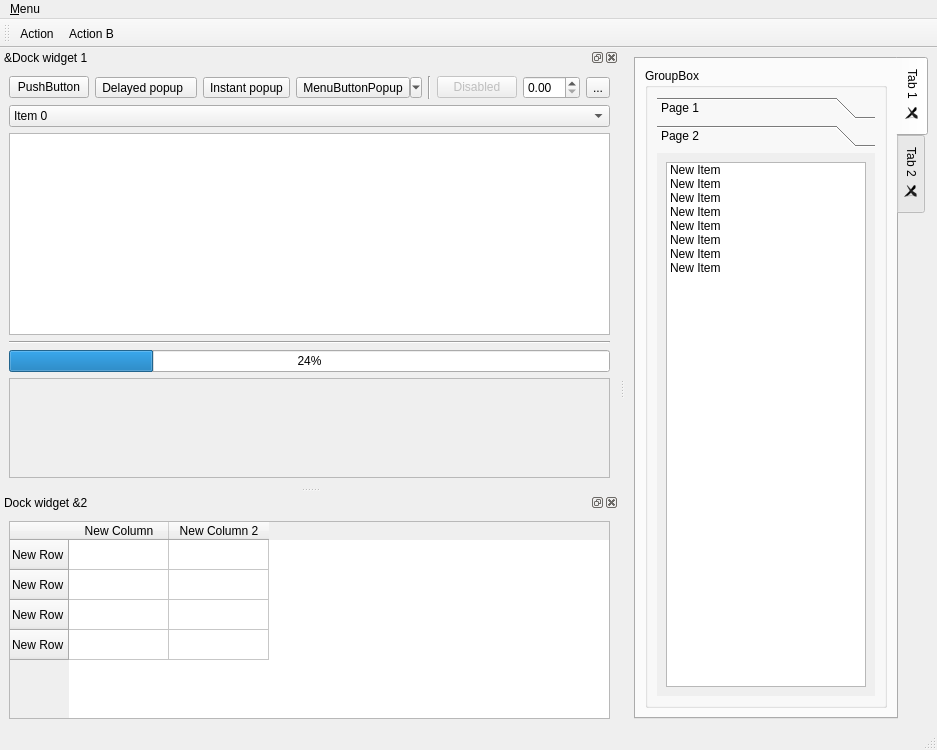
This is example/ui/example.ui in ColinDuquesnoy/QDarkStyleSheet as Qt 5 draws it before an edit. The edited form follows.
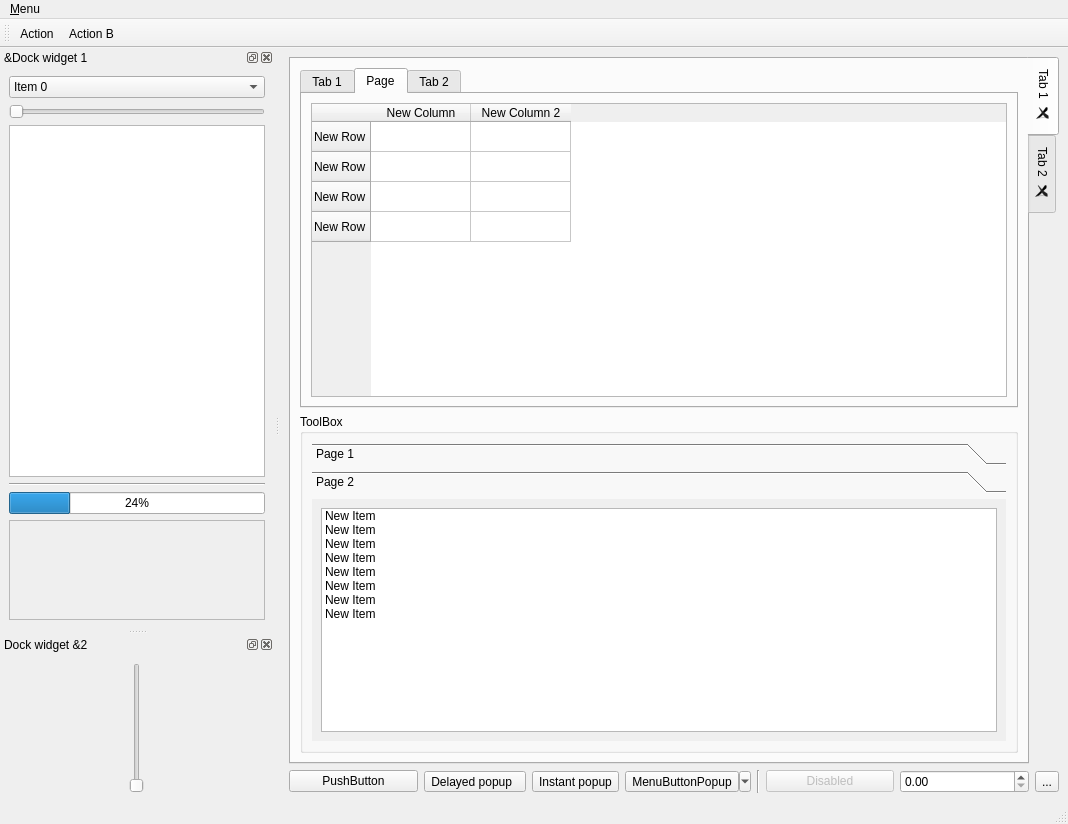
This is the edited form. The open tabs and pages were chosen to show the change.

Patch:
```diff
--- a/example/ui/example.ui
+++ b/example/ui/example.ui
@@ -6,22 +6,22 @@
    <rect>
     <x>0</x>
     <y>0</y>
-    <width>937</width>
-    <height>750</height>
+    <width>1068</width>
+    <height>824</height>
    </rect>
   </property>
   <property name="windowTitle">
    <string>MainWindow</string>
   </property>
   <widget class="QWidget" name="centralwidget">
-   <layout class="QHBoxLayout" name="horizontalLayout_2">
+   <layout class="QVBoxLayout" name="verticalLayout_5">
     <item>
      <widget class="QTabWidget" name="tabWidget">
       <property name="tabPosition">
        <enum>QTabWidget::East</enum>
       </property>
       <property name="currentIndex">
-       <number>1</number>
+       <number>0</number>
       </property>
       <property name="tabsClosable">
        <bool>true</bool>
@@ -31,10 +31,10 @@
         <string>Tab 1</string>
        </attribute>
        <layout class="QGridLayout" name="gridLayout">
-        <item row="0" column="0">
+        <item row="1" column="0">
          <widget class="QGroupBox" name="groupBox">
           <property name="title">
-           <string>GroupBox</string>
+           <string>ToolBox</string>
           </property>
           <layout class="QVBoxLayout" name="verticalLayout_3">
            <item>
@@ -47,8 +47,8 @@
                <rect>
                 <x>0</x>
                 <y>0</y>
-                <width>96</width>
-                <height>43</height>
+                <width>718</width>
+                <height>227</height>
                </rect>
               </property>
               <attribute name="label">
@@ -65,8 +65,8 @@
                <rect>
                 <x>0</x>
                 <y>0</y>
-                <width>168</width>
-                <height>531</height>
+                <width>718</width>
+                <height>227</height>
                </rect>
               </property>
               <attribute name="label">
@@ -124,6 +124,65 @@
           </layout>
          </widget>
         </item>
+        <item row="0" column="0">
+         <widget class="QTabWidget" name="tabWidget_2">
+          <property name="currentIndex">
+           <number>1</number>
+          </property>
+          <widget class="QWidget" name="tab_3">
+           <attribute name="title">
+            <string>Tab 1</string>
+           </attribute>
+           <layout class="QGridLayout" name="gridLayout_6"/>
+          </widget>
+          <widget class="QWidget" name="tab_5">
+           <attribute name="title">
+            <string>Page</string>
+           </attribute>
+           <layout class="QGridLayout" name="gridLayout_7">
+            <item row="0" column="0">
+             <widget class="QTableWidget" name="tableWidget">
+              <row>
+               <property name="text">
+                <string>New Row</string>
+               </property>
+              </row>
+              <row>
+               <property name="text">
+                <string>New Row</string>
+               </property>
+              </row>
+              <row>
+               <property name="text">
+                <string>New Row</string>
+               </property>
+              </row>
+              <row>
+               <property name="text">
+                <string>New Row</string>
+               </property>
+              </row>
+              <column>
+               <property name="text">
+                <string>New Column</string>
+               </property>
+              </column>
+              <column>
+               <property name="text">
+                <string>New Column 2</string>
+               </property>
+              </column>
+             </widget>
+            </item>
+           </layout>
+          </widget>
+          <widget class="QWidget" name="tab_4">
+           <attribute name="title">
+            <string>Tab 2</string>
+           </attribute>
+          </widget>
+         </widget>
+        </item>
        </layout>
       </widget>
       <widget class="QWidget" name="tab_2">
@@ -194,43 +253,6 @@
       </widget>
      </widget>
     </item>
-   </layout>
-  </widget>
-  <widget class="QMenuBar" name="menubar">
-   <property name="geometry">
-    <rect>
-     <x>0</x>
-     <y>0</y>
-     <width>937</width>
-     <height>29</height>
-    </rect>
-   </property>
-   <widget class="QMenu" name="menuMenu">
-    <property name="title">
-     <string>&amp;Menu</string>
-    </property>
-    <widget class="QMenu" name="menuSubmenu_2">
-     <property name="title">
-      <string>&amp;Submenu 2</string>
-     </property>
-     <addaction name="actionSub_menu"/>
-     <addaction name="actionAction_C"/>
-    </widget>
-    <addaction name="actionAction"/>
-    <addaction name="menuSubmenu_2"/>
-   </widget>
-   <addaction name="menuMenu"/>
-  </widget>
-  <widget class="QStatusBar" name="statusbar"/>
-  <widget class="QDockWidget" name="dockWidget1">
-   <property name="windowTitle">
-    <string>&amp;Dock widget 1</string>
-   </property>
-   <attribute name="dockWidgetArea">
-    <number>1</number>
-   </attribute>
-   <widget class="QWidget" name="dockWidgetContents">
-    <layout class="QVBoxLayout" name="verticalLayout_2">
      <item>
       <layout class="QHBoxLayout" name="horizontalLayout">
        <item>
@@ -299,6 +321,43 @@
        </item>
       </layout>
      </item>
+   </layout>
+  </widget>
+  <widget class="QMenuBar" name="menubar">
+   <property name="geometry">
+    <rect>
+     <x>0</x>
+     <y>0</y>
+     <width>1068</width>
+     <height>29</height>
+    </rect>
+   </property>
+   <widget class="QMenu" name="menuMenu">
+    <property name="title">
+     <string>&amp;Menu</string>
+    </property>
+    <widget class="QMenu" name="menuSubmenu_2">
+     <property name="title">
+      <string>&amp;Submenu 2</string>
+     </property>
+     <addaction name="actionSub_menu"/>
+     <addaction name="actionAction_C"/>
+    </widget>
+    <addaction name="actionAction"/>
+    <addaction name="menuSubmenu_2"/>
+   </widget>
+   <addaction name="menuMenu"/>
+  </widget>
+  <widget class="QStatusBar" name="statusbar"/>
+  <widget class="QDockWidget" name="dockWidget1">
+   <property name="windowTitle">
+    <string>&amp;Dock widget 1</string>
+   </property>
+   <attribute name="dockWidgetArea">
+    <number>1</number>
+   </attribute>
+   <widget class="QWidget" name="dockWidgetContents">
+    <layout class="QVBoxLayout" name="verticalLayout_2">
      <item>
       <layout class="QVBoxLayout" name="verticalLayout">
        <item>
@@ -315,6 +374,13 @@
          </item>
         </widget>
        </item>
+       <item>
+        <widget class="QSlider" name="horizontalSlider">
+         <property name="orientation">
+          <enum>Qt::Horizontal</enum>
+         </property>
+        </widget>
+       </item>
        <item>
         <widget class="QTextEdit" name="textEdit"/>
        </item>
@@ -356,52 +422,6 @@
     </layout>
    </widget>
   </widget>
-  <widget class="QDockWidget" name="dockWidget2">
-   <property name="windowTitle">
-    <string>Dock widget &amp;2</string>
-   </property>
-   <attribute name="dockWidgetArea">
-    <number>1</number>
-   </attribute>
-   <widget class="QWidget" name="dockWidgetContents_2">
-    <layout class="QGridLayout" name="gridLayout_3">
-     <item row="0" column="0">
-      <widget class="QTableWidget" name="tableWidget">
-       <row>
-        <property name="text">
-         <string>New Row</string>
-        </property>
-       </row>
-       <row>
-        <property name="text">
-         <string>New Row</string>
-        </property>
-       </row>
-       <row>
-        <property name="text">
-         <string>New Row</string>
-        </property>
-       </row>
-       <row>
-        <property name="text">
-         <string>New Row</string>
-        </property>
-       </row>
-       <column>
-        <property name="text">
-         <string>New Column</string>
-        </property>
-       </column>
-       <column>
-        <property name="text">
-         <string>New Column 2</string>
-        </property>
-       </column>
-      </widget>
-     </item>
-    </layout>
-   </widget>
-  </widget>
   <widget class="QToolBar" name="toolBar">
    <property name="windowTitle">
     <string>toolBar</string>
@@ -415,6 +435,25 @@
    <addaction name="actionAction"/>
    <addaction name="actionSub_menu"/>
   </widget>
+  <widget class="QDockWidget" name="dockWidget2">
+   <property name="windowTitle">
+    <string>Dock widget &amp;2</string>
+   </property>
+   <attribute name="dockWidgetArea">
+    <number>1</number>
+   </attribute>
+   <widget class="QWidget" name="dockWidgetContents_2">
+    <layout class="QGridLayout" name="gridLayout_3">
+     <item row="0" column="0">
+      <widget class="QSlider" name="verticalSlider">
+       <property name="orientation">
+        <enum>Qt::Vertical</enum>
+       </property>
+      </widget>
+     </item>
+    </layout>
+   </widget>
+  </widget>
   <action name="actionAction">
    <property name="text">
     <string>&amp;Action</string>
```
Lines whose indentation alone changed are shown as unchanged.
